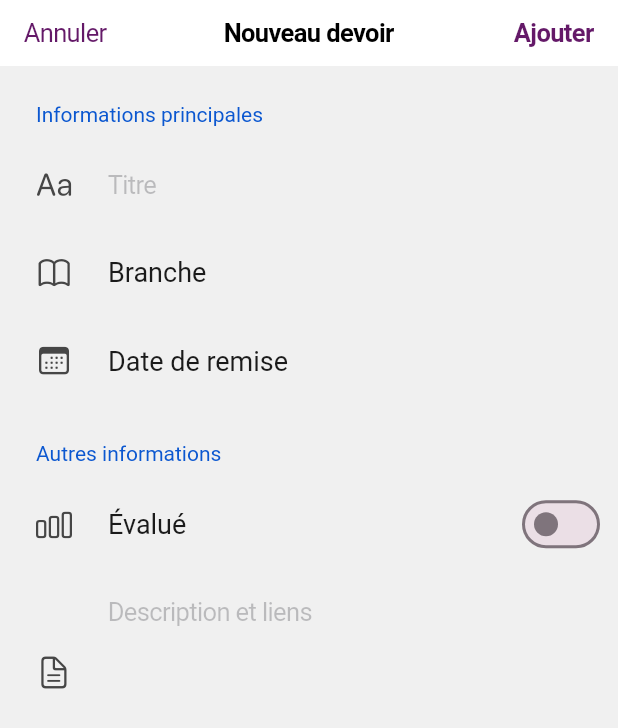
After one commit to Gravi32/MessagyreClient, a Flutter app: the NewHomework screen opened directly, on a phone screen of 412 x 824 dp. The commit adds this screen. Shown: the top 728 px of the screen. Run offline on Flutter 3.47's test engine with Material 3 defaults, Android fonts, the phone set to English and light mode, and no system bars; drawn by our look-alikes of settings_ui; our stand-ins replace cached_network_image, flutter_secure_storage, font_awesome_flutter, hive_flutter, image_picker; accounts and stored records are empty.

Commit message:
Added the Homework page

```diff
--- a/lib/main.dart
+++ b/lib/main.dart
@@ -18,8 +18,10 @@ void main() async {
 
   Hive.registerAdapter(MessageAdapter());
   Hive.registerAdapter(ChatAdapter());
+  Hive.registerAdapter(HomeworkAdapter());
 
   await Hive.openBox<Chat>("Chats");
+  await Hive.openBox<Homework>("Homework");
   final miscBox = await Hive.openBox("Misc");
 
   final data = Data();
--- /dev/null
+++ b/lib/pages/homework_subpages/new_homework.dart
@@ -0,0 +1,92 @@
+import 'package:flutter/cupertino.dart';
+import 'package:messagyre_client/pages/settings.dart';
+import 'package:settings_ui/settings_ui.dart';
+
+class NewHomework extends StatefulWidget {
+  const NewHomework({super.key});
+
+  @override
+  State<StatefulWidget> createState() => _NewHomeworkState();
+}
+
+class _NewHomeworkState extends State<NewHomework> {
+  final titleController = TextEditingController();
+
+  bool isEvaluated = false;
+
+  @override
+  Widget build(BuildContext context) {
+    return CupertinoPageScaffold(
+      navigationBar: CupertinoNavigationBar(
+        leading: CupertinoButton(
+          padding: EdgeInsets.zero,
+          onPressed: () => Navigator.of(context).pop(),
+          child: Text("Annuler"),
+        ),
+        middle: Text("Nouveau devoir"),
+        trailing: CupertinoButton(
+          padding: EdgeInsets.zero,
+          onPressed: () => Navigator.of(context).pop(),
+          child: Text("Ajouter", style: TextStyle(fontWeight: FontWeight.bold)),
+        ),
+      ),
+      child: SafeArea(
+        child: SettingsList(
+          platform: DevicePlatform.iOS,
+          sections: [
+            SettingsSection(
+              title: Text("Informations principales"),
+              tiles: [
+                SettingsTile(
+                  leading: Icon(CupertinoIcons.textformat),
+                  title: CupertinoTextField(
+                    controller: titleController,
+                    decoration: BoxDecoration(),
+                    padding: EdgeInsets.zero,
+                    placeholder: "Titre",
+                  ),
+                ),
+                SettingsTile(
+                  leading: Icon(CupertinoIcons.book),
+                  title: Text("Branche"),
+                ),
+                SettingsTile(
+                  leading: Icon(CupertinoIcons.calendar),
+                  title: Text("Date de remise"),
+                ),
+              ],
+            ),
+            SettingsSection(
+              title: Text("Autres informations"),
+              tiles: [
+                SettingsTile.switchTile(
+                  leading: Icon(CupertinoIcons.chart_bar),
+                  title: Text("Évalué"),
+                  initialValue: isEvaluated,
+                  onToggle: (newValue) {
+                    setState(() => isEvaluated = newValue);
+                  },
+                ),
+                if (isEvaluated) ...[
+                  SettingsTile(title: Text("Type d'évaluation")),
+                  SettingsTile(title: Text("Valeur")),
+                ],
+                SettingsTile(
+                  leading: Icon(CupertinoIcons.doc_text),
+                  title: CupertinoTextField(
+                    controller: titleController,
+                    decoration: BoxDecoration(),
+                    padding: EdgeInsets.zero,
+                    textAlignVertical: TextAlignVertical.top,
+                    maxLines: 5,
+                    placeholder: "Description et liens",
+                  ),
+                ),
+              ],
+            ),
+          ],
+        ),
+      ),
+    );
+  }
+}
```
Also changed, not shown: lib/pages/homework.dart (+86 -4 lines), lib/pages/settings.dart (+8 -0 lines), lib/utility/classes.dart (+20 -4 lines), lib/utility/subjects.dart (added, +73 -0 lines), lib/utility/classes.g.dart.
